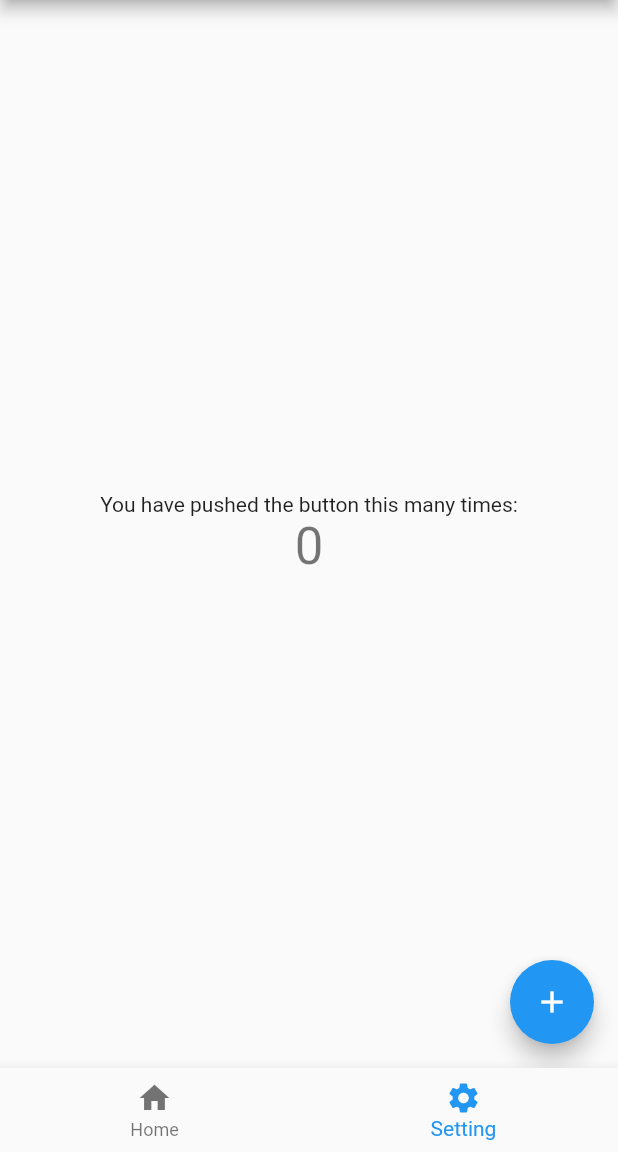
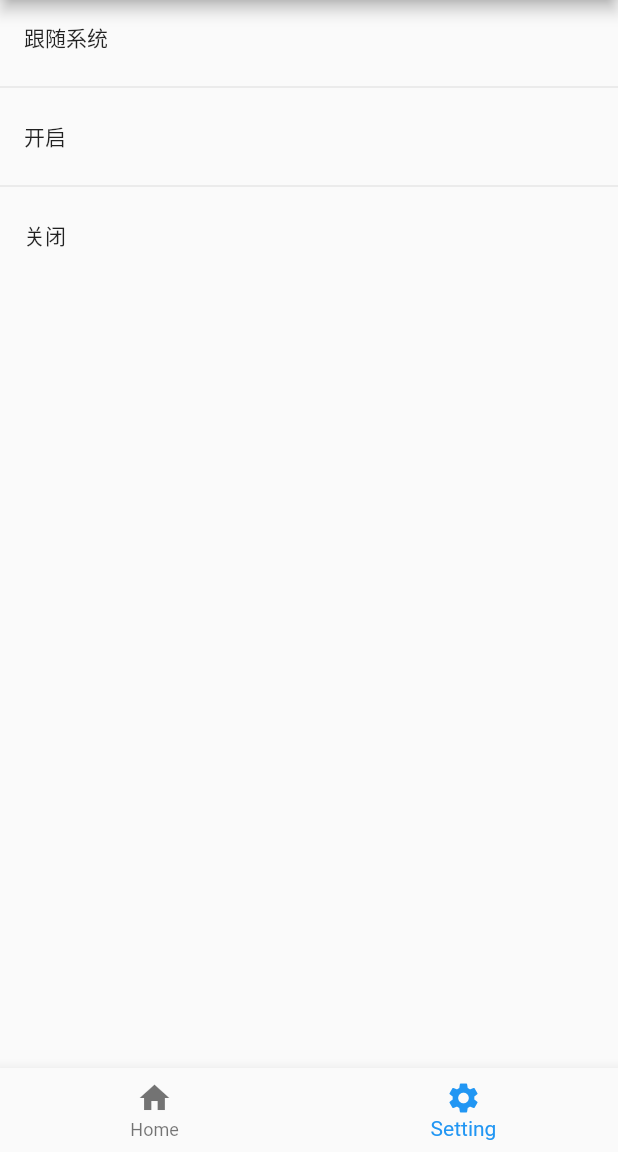
Before and after one commit to Adherentman/zh_app, a Flutter app: the screen it shows after launch, item 2 of the bottom bar chosen, on a phone screen of 412 x 824 dp, the part 84-1236 px from its top. Run offline on Flutter 3.47's test engine with Material 2 defaults, Android fonts, the light colour scheme and no system bars; our stand-ins replace flutter_mobx, mobx, shared_preferences; generated files the repository leaves out were written again.

Commit message:
feat: 完善黑暗模式，提供根据系统或自己选择开启

```diff
--- a/lib/main.dart
+++ b/lib/main.dart
@@ -1,32 +1,31 @@
+import 'dart:io';
+import 'package:flutter_mobx/flutter_mobx.dart';
+
 import 'package:flutter/material.dart';
+import 'package:flutter/services.dart';
+import 'package:zhapp/global/themeController.dart';
 
 import 'navigationBar.dart';
 
 void main() {
   runApp(MyApp());
+  // 透明状态栏
+  if (Platform.isAndroid) {
+    final SystemUiOverlayStyle systemUiOverlayStyle = SystemUiOverlayStyle(statusBarColor: Colors.transparent);
+    SystemChrome.setSystemUIOverlayStyle(systemUiOverlayStyle);
+  }
 }
 
 class MyApp extends StatelessWidget {
   // This widget is the root of your application.
   @override
   Widget build(BuildContext context) {
-    return MaterialApp(
+    return Observer(builder: (_) => MaterialApp(
       title: 'Flutter Demo',
-      // theme: ThemeData(
-      //   primarySwatch: Colors.blue,
-      //   visualDensity: VisualDensity.adaptivePlatformDensity,
-      // ),
-      // darkTheme:
-      theme: ThemeData(
-        brightness: Brightness.light,
-        primaryColor: Colors.red,
-      ),
-      darkTheme: ThemeData(
-        brightness: Brightness.dark,
-        primaryColor: Colors.red,
-        // additional settings go here
-      ),
+      theme: themeManager.getThemeData(),
+      darkTheme: themeManager.getThemeData(isDarkMode: true),
+      themeMode: themeManager.themeMode,
       home: NavigationBar(),
-    );
+    ));
   }
 }
--- a/lib/navigationBar.dart
+++ b/lib/navigationBar.dart
@@ -1,6 +1,7 @@
 import 'package:flutter/material.dart';
 import 'package:zhapp/widget/home/homePage.dart';
 import 'package:zhapp/widget/setting/settingPage.dart';
+import 'package:zhapp/widget/setting/themePage.dart';
 
 class NavigationBar extends StatefulWidget {
   @override
@@ -16,7 +17,7 @@ class _NavigationBarState extends State<NavigationBar> {
     super.initState();
      pages
       ..add(HomePage())
-      ..add(SettingPage());
+      ..add(ThemePage());
   }
 
   @override
--- /dev/null
+++ b/lib/widget/setting/themePage.dart
@@ -0,0 +1,35 @@
+import 'package:flutter/material.dart';
+import 'package:zhapp/global/themeController.dart';
+
+class ThemePage extends StatelessWidget {
+  final List<String> _list = ['跟随系统', '开启', '关闭'];
+
+  @override
+  Widget build(BuildContext context) {
+    return Scaffold(
+      appBar: AppBar(
+        title: Text("sdsd"),
+      ),
+      body: ListView.separated(
+          separatorBuilder: (_, index) => const Divider(),
+          itemCount: _list.length,
+          itemBuilder: (_, index) {
+            return InkWell(
+              onTap: () {
+                ThemeMode themeMode = index == 0 ? ThemeMode.system : (index == 1 ? ThemeMode.dark : ThemeMode.light);
+                themeManager.setThemeMode(themeMode);
+              },
+              child: Container(
+                alignment: Alignment.centerLeft,
+                padding: const EdgeInsets.symmetric(horizontal: 16.0),
+                height: 50.0,
+                child: Row(children: <Widget>[
+                  Expanded(child: Text(_list[index])),
+                  // Opacity(opacity: null)
+                ],),
+              ),
+            );
+          }),
+    );
+  }
+}
--- a/pubspec.yaml
+++ b/pubspec.yaml
@@ -25,6 +25,7 @@ dependencies:
     sdk: flutter
   mobx: ^1.2.1+1
   flutter_mobx: ^1.1.0+1
+  shared_preferences: ^0.5.8
 
   # The following adds the Cupertino Icons font to your application.
   # Use with the CupertinoIcons class for iOS style icons.
```
Also changed, not shown: lib/global/themeController.dart (added, +33 -0 lines), lib/utils/prefs.dart (added, +103 -0 lines), lib/global/themeController.g.dart (added), lib/widget/setting/components/userInfoForm.dart (added), pubspec.lock, 5 other files.
